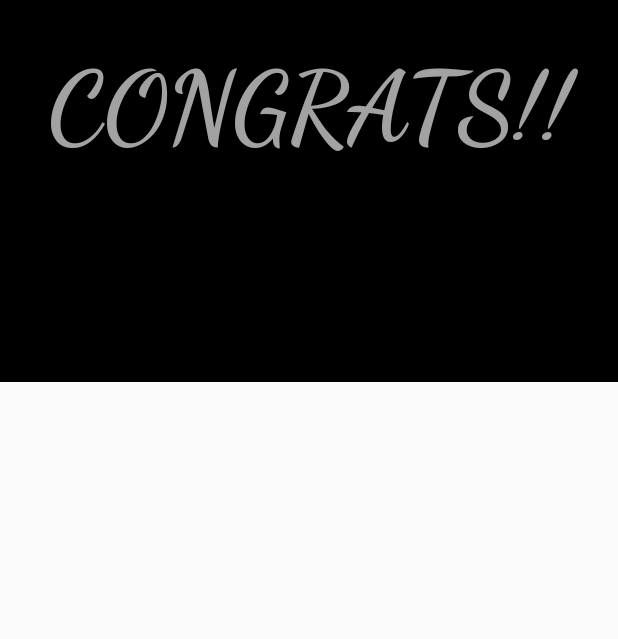
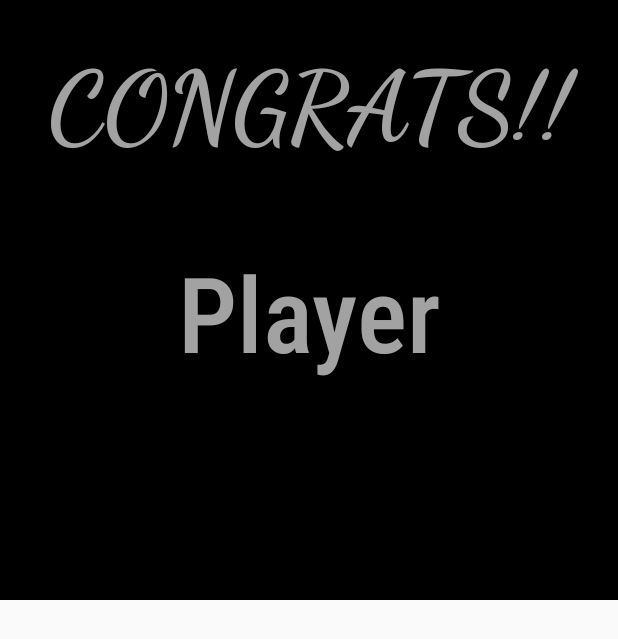
Before and after one commit to Grace0Hud/TicTacToev2, an Android app: the layout activity_win_screen.xml on its own in the app's theme, with its tools: preview values and no code run, on a phone screen of 412 x 824 dp. Shown: the top 639 px of the screen. Run offline under Robolectric (Android 15) with nearby library versions, the phone set to English and light mode, and no system bars.

```diff
--- a/app/src/main/AndroidManifest.xml
+++ b/app/src/main/AndroidManifest.xml
@@ -9,7 +9,6 @@
         android:roundIcon="@mipmap/ic_launcher_round"
         android:supportsRtl="true"
         android:theme="@style/AppTheme">
-        <activity android:name=".WinScreen"></activity>
         <activity android:name=".MainActivity">
             <intent-filter>
                 <action android:name="android.intent.action.MAIN" />
--- a/app/src/main/java/com/example/tictactoe/MainActivity.java
+++ b/app/src/main/java/com/example/tictactoe/MainActivity.java
@@ -175,7 +175,7 @@ public class MainActivity extends AppCompatActivity implements OnClickListener {
         AlertDialog.Builder alertDialogBuilder = new AlertDialog.Builder(this);
 
         //set up reference for winnerTV so that Jaque can do updates - thanks :)
-        setContentView(R.layout.activity_win_screen);
+        alertDialogBuilder.setView(promptView);
         TextView winnerTv = (TextView) promptView.findViewById(R.id.winnerTV);
          winnerTv.setText(str);
 
@@ -188,7 +188,7 @@ public class MainActivity extends AppCompatActivity implements OnClickListener {
                 .setPositiveButton("Play Again", new DialogInterface.OnClickListener() {
                     public void onClick(DialogInterface dialog, int id) {
                         playAgain();
-                     dialog.cancel();
+                     //dialog.cancel();
                     }
                 })
                 .setNegativeButton("Reset Scores",
--- a/app/src/main/res/layout/activity_win_screen.xml
+++ b/app/src/main/res/layout/activity_win_screen.xml
@@ -3,10 +3,9 @@
     xmlns:app="http://schemas.android.com/apk/res-auto"
     xmlns:tools="http://schemas.android.com/tools"
     android:layout_width="match_parent"
-    android:layout_height="wrap_content"
+    android:layout_height="400dp"
     android:background="@color/black"
     android:orientation="vertical"
-    tools:context=".WinScreen"
     >
 
 
@@ -30,7 +29,7 @@
         android:layout_marginTop="50dp"
         android:fontFamily="sans-serif-condensed-medium"
         android:gravity="center"
-        android:text=""
+        android:text="Player"
         android:textColor="@color/darkGrey"
         android:textSize="70sp" />
 
```
Also changed, not shown: app/src/main/java/com/example/tictactoe/WinScreen.java (deleted, +0 -23 lines).
